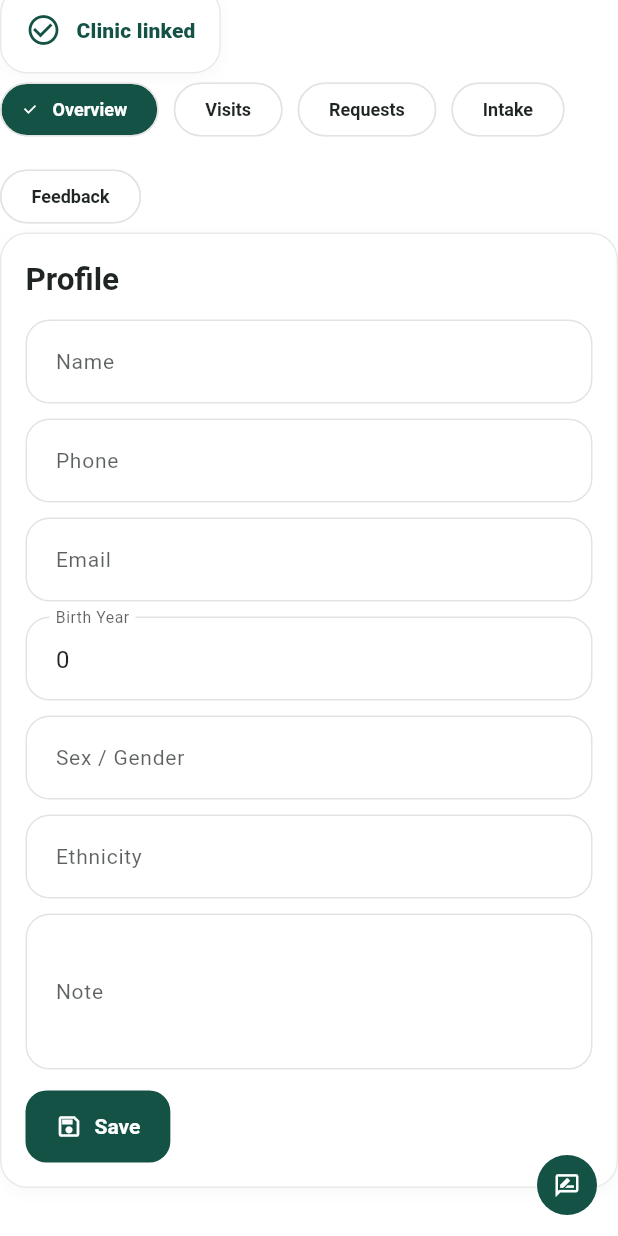
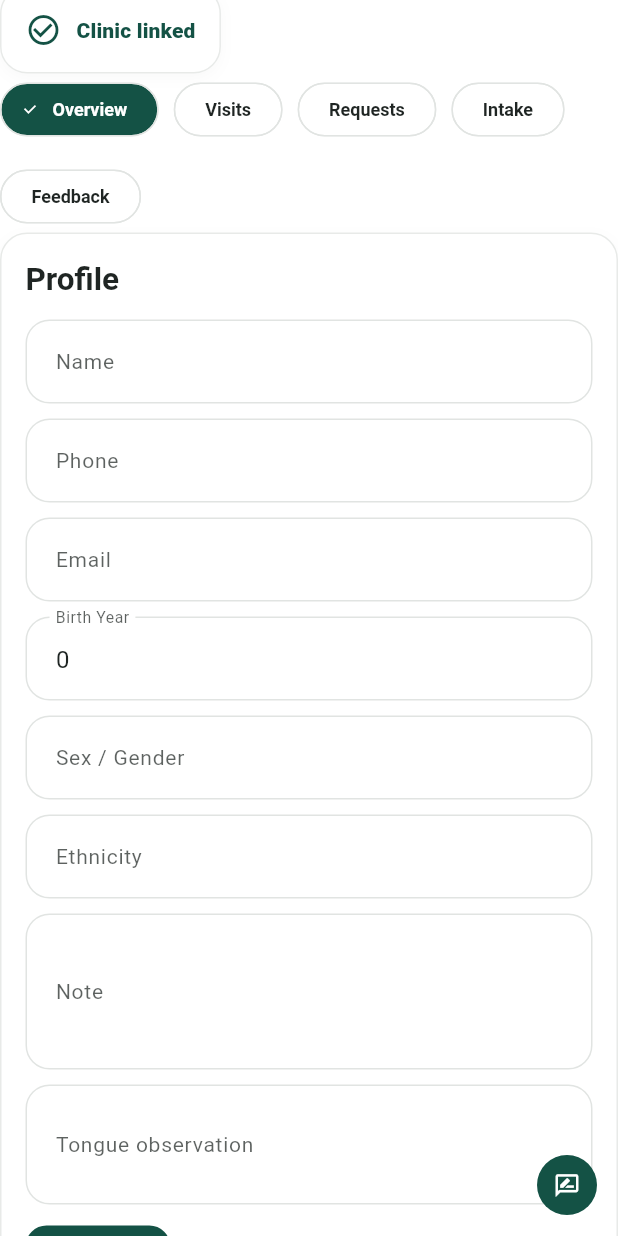
Before and after one commit to HugoSeong0721/test-mvp, a Flutter app: the PatientRecordWorkspace widget shown alone on an empty page, opened directly with empty values, scrolled down 253 dp, on a phone screen of 412 x 824 dp. Run offline on Flutter 3.47's test engine with Material 3 defaults, Android fonts, the phone set to English and light mode, and no system bars; our stand-ins replace cloud_firestore, firebase_auth, firebase_core, shared_preferences; missing offline and left inert: dart:html; accounts and stored records are empty; Roboto replaces fonts that are missing (Calibri).

Commit message:
Add patient tongue observation notes

```diff
--- a/lib/core/data/clinic_data_store.dart
+++ b/lib/core/data/clinic_data_store.dart
@@ -55,6 +55,7 @@ class PatientProfile {
     required this.sex,
     required this.ethnicity,
     required this.memo,
+    this.tongueNote = '',
   });
 
   final String id;
@@ -65,6 +66,7 @@ class PatientProfile {
   final String sex;
   final String ethnicity;
   final String memo;
+  final String tongueNote;
 
   bool get hasContactInfo => phone.trim().isNotEmpty || email.trim().isNotEmpty;
   bool get hasRequiredAlertInfo =>
@@ -88,6 +90,7 @@ class PatientProfile {
     String? sex,
     String? ethnicity,
     String? memo,
+    String? tongueNote,
   }) {
     return PatientProfile(
       id: id ?? this.id,
@@ -98,6 +101,7 @@ class PatientProfile {
       sex: sex ?? this.sex,
       ethnicity: ethnicity ?? this.ethnicity,
       memo: memo ?? this.memo,
+      tongueNote: tongueNote ?? this.tongueNote,
     );
   }
 
@@ -111,6 +115,7 @@ class PatientProfile {
       'sex': sex,
       'ethnicity': ethnicity,
       'memo': memo,
+      'tongueNote': tongueNote,
     };
   }
 
@@ -124,6 +129,7 @@ class PatientProfile {
       sex: (data['sex'] ?? 'Not entered').toString(),
       ethnicity: (data['ethnicity'] ?? 'Not entered').toString(),
       memo: (data['memo'] ?? '').toString(),
+      tongueNote: (data['tongueNote'] ?? '').toString(),
     );
   }
 }
--- a/lib/features/practitioner_dashboard/presentation/patient_record_workspace.dart
+++ b/lib/features/practitioner_dashboard/presentation/patient_record_workspace.dart
@@ -40,6 +40,7 @@ class _PatientRecordWorkspaceState extends State<PatientRecordWorkspace> {
   late TextEditingController _sexController;
   late TextEditingController _ethnicityController;
   late TextEditingController _memoController;
+  late TextEditingController _tongueNoteController;
   _PatientRecordTab _selectedTab = _PatientRecordTab.overview;
   bool _isApprovingJoin = false;
 
@@ -70,6 +71,9 @@ class _PatientRecordWorkspaceState extends State<PatientRecordWorkspace> {
       text: widget.profile.ethnicity,
     );
     _memoController = TextEditingController(text: widget.profile.memo);
+    _tongueNoteController = TextEditingController(
+      text: widget.profile.tongueNote,
+    );
   }
 
   void _disposeControllers() {
@@ -80,6 +84,7 @@ class _PatientRecordWorkspaceState extends State<PatientRecordWorkspace> {
     _sexController.dispose();
     _ethnicityController.dispose();
     _memoController.dispose();
+    _tongueNoteController.dispose();
   }
 
   @override
@@ -285,6 +290,16 @@ class _PatientRecordWorkspaceState extends State<PatientRecordWorkspace> {
                                         ),
                                       ),
                                     ),
+                                  if (!compact &&
+                                      profile.tongueNote.trim().isNotEmpty)
+                                    Text(
+                                      '${lang.tr('Tongue', '혀')}: ${profile.tongueNote.trim()}',
+                                      style: TextStyle(
+                                        color: AppTheme.ink.withValues(
+                                          alpha: 0.78,
+                                        ),
+                                      ),
+                                    ),
                                 ],
                               ),
                             ),
@@ -469,6 +484,23 @@ class _PatientRecordWorkspaceState extends State<PatientRecordWorkspace> {
                                 maxLines: 3,
                                 decoration: InputDecoration(
                                   labelText: lang.tr('Note', '이 환자에 대한 내 메모'),
+                                  border: const OutlineInputBorder(),
+                                ),
+                              ),
+                              const SizedBox(height: 10),
+                              TextField(
+                                controller: _tongueNoteController,
+                                minLines: 2,
+                                maxLines: 4,
+                                decoration: InputDecoration(
+                                  labelText: lang.tr(
+                                    'Tongue observation',
+                                    '혀 관찰 기록',
+                                  ),
+                                  hintText: lang.tr(
+                                    'Color, coat, moisture, shape',
+                                    '색, 태, 습윤, 모양',
+                                  ),
                                   border: const OutlineInputBorder(),
                                 ),
                               ),
@@ -1035,6 +1067,7 @@ class _PatientRecordWorkspaceState extends State<PatientRecordWorkspace> {
           ? widget.profile.ethnicity
           : _ethnicityController.text.trim(),
       memo: _memoController.text.trim(),
+      tongueNote: _tongueNoteController.text.trim(),
     );
     widget.onSave(updated);
     ScaffoldMessenger.of(context).showSnackBar(
```
Also changed, not shown: 1 other file.
